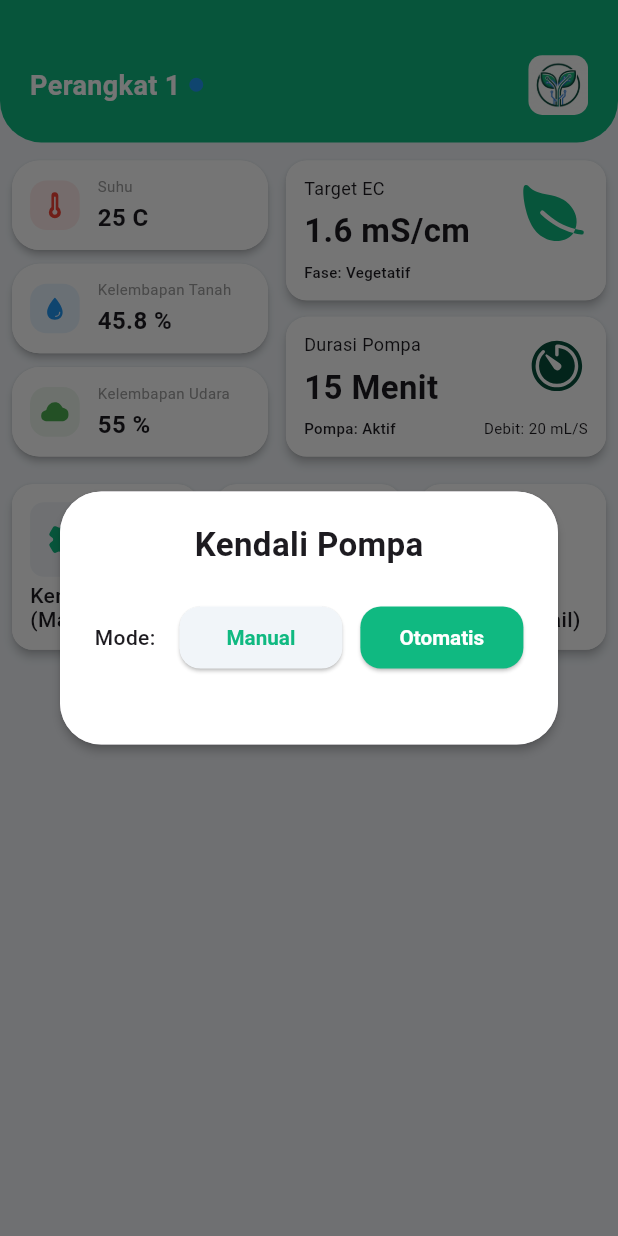
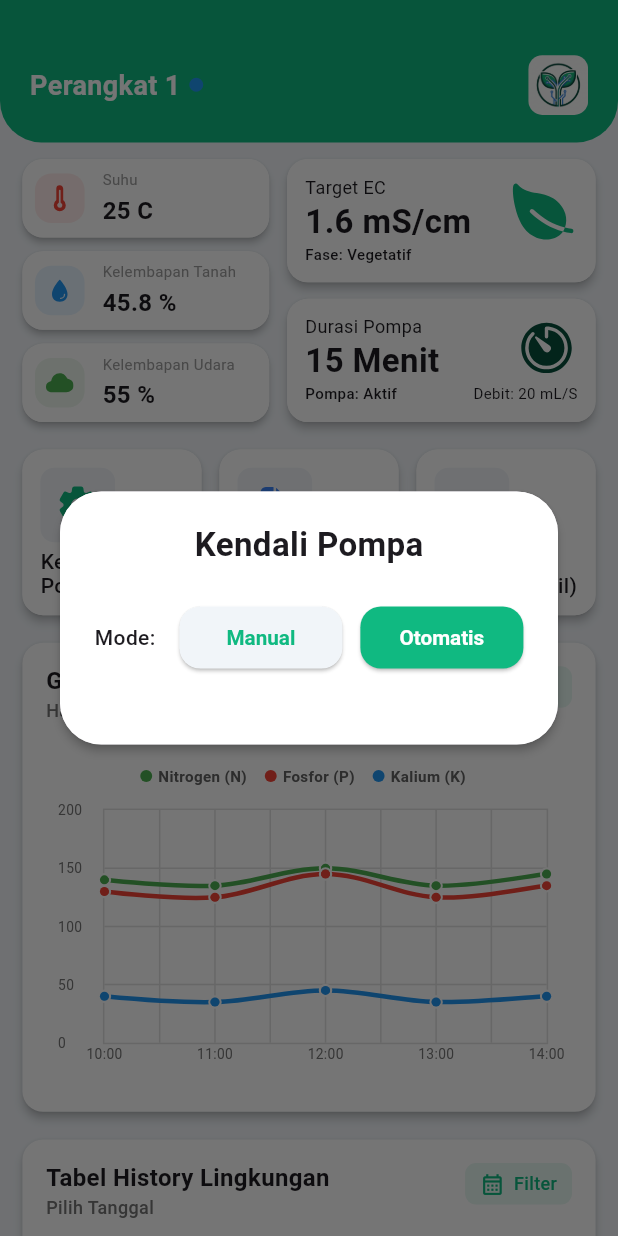
Before and after one commit to deevaz/kelola_tani, a Flutter app: the DeviceDetailView screen opened by its route, after a tap on an icon or button, on a phone screen of 412 x 824 dp. Run offline on Flutter 3.47's test engine with Material 3 defaults, Android fonts, the phone set to English and light mode, and no system bars; drawn by our look-alikes of fl_chart; our stand-ins replace cached_network_image, connectivity_plus, flutter_multi_formatter, flutter_screenutil, flutter_slidable, freezed_annotation and 4 more; missing offline and left inert: date_range_filter, mobile_scanner.

Commit message:
feat: slicing chart

```diff
--- a/lib/app/modules/account/views/account_view.dart
+++ b/lib/app/modules/account/views/account_view.dart
@@ -6,8 +6,6 @@ import 'package:kelola_tani/app/core/theme/app_button_style.dart';
 import 'package:kelola_tani/app/core/theme/app_fonts.dart';
 import 'package:kelola_tani/app/core/theme/app_style.dart';
 import 'package:kelola_tani/app/shared/widgets/app_button.dart';
-import 'package:kelola_tani/app/shared/widgets/app_cached_image.dart';
-import 'package:kelola_tani/app/shared/widgets/app_header.dart';
 import 'package:kelola_tani/app/shared/widgets/app_material_round.dart';
 
 import '../controllers/account_controller.dart';
--- a/lib/app/modules/device_detail/controllers/device_detail_controller.dart
+++ b/lib/app/modules/device_detail/controllers/device_detail_controller.dart
@@ -1,8 +1,79 @@
+import 'package:date_range_filter/date_range_filter.dart';
+import 'package:flutter/material.dart';
 import 'package:get/get.dart';
+import 'package:kelola_tani/app/core/theme/app_style.dart';
 
 class DeviceDetailController extends GetxController {
   RxString currentMode = 'Otomatis'.obs;
   RxString pumpMode = 'Mati'.obs;
+  final chartFilter = 'Harian'.obs;
+  final tableFilter = 'Harian'.obs;
+  Rxn<DateTimeRange> selectedDateRange = Rxn<DateTimeRange>();
+
+  String get formattedDateRange {
+    if (selectedDateRange.value == null) return 'Pilih Tanggal';
+
+    final start = selectedDateRange.value!.start;
+    final end = selectedDateRange.value!.end;
+
+    String startStr = "${start.day}/${start.month}/${start.year}";
+    String endStr = "${end.day}/${end.month}/${end.year}";
+
+    if (start.day == end.day &&
+        start.month == end.month &&
+        start.year == end.year) {
+      return startStr;
+    }
+
+    return "$startStr - $endStr";
+  }
+
+  Future<void> pickDateRange() async {
+    DateRangeResult? picked = await DateRangeFilter(
+      context: Get.context!,
+      color: Theme.of(Get.context!).primaryColor,
+      labelColor: AppStyle.primary,
+      title: 'Pilih Rentang Tanggal',
+      todayLabel: 'Hari Ini',
+      yesterdayLabel: 'Kemarin',
+      last7DaysLabel: '7 Hari Terakhir',
+      last30DaysLabel: '30 Hari Terakhir',
+      thisMonthLabel: 'Bulan Ini',
+      lastMonthLabel: 'Bulan Lalu',
+      thisYearLabel: 'Tahun Ini',
+      lastYearLabel: 'Tahun Lalu',
+      customDateTimeLabel: 'Tanggal Kustom',
+      customRangeLabel: 'Rentang Kustom',
+    ).getSelectedDate;
+
+    if (picked != null) {
+      final normalizedStart = DateTime(
+        picked.startDate.year,
+        picked.startDate.month,
+        picked.startDate.day,
+        0,
+        0,
+        0,
+      );
+
+      final normalizedEnd = DateTime(
+        picked.endDate.year,
+        picked.endDate.month,
+        picked.endDate.day,
+        23,
+        59,
+        59,
+      );
+      selectedDateRange.value = DateTimeRange(
+        start: normalizedStart,
+        end: normalizedEnd,
+      );
+      // Nanti load data baru berdasarkan selectedDateRange.value
+    }
+  }
+
+  void updateChartFilter(String value) => chartFilter.value = value;
+  void updateTableFilter(String value) => tableFilter.value = value;
 
   void updatePumpMode(String newPumpMode) {
     pumpMode.value = newPumpMode;
--- a/lib/app/modules/device_detail/views/device_detail_view.dart
+++ b/lib/app/modules/device_detail/views/device_detail_view.dart
@@ -4,8 +4,11 @@ import 'package:get/get.dart';
 import 'package:ionicons/ionicons.dart';
 import 'package:kelola_tani/app/core/theme/app_fonts.dart';
 import 'package:kelola_tani/app/core/theme/app_style.dart';
+import 'package:kelola_tani/app/modules/device_detail/views/widgets/dashboard_section.dart';
 import 'package:kelola_tani/app/modules/device_detail/views/widgets/detail_card.dart';
+import 'package:kelola_tani/app/modules/device_detail/views/widgets/history_table.dart';
 import 'package:kelola_tani/app/modules/device_detail/views/widgets/menu_card.dart';
+import 'package:kelola_tani/app/modules/device_detail/views/widgets/nutrisi_chart.dart';
 import 'package:kelola_tani/app/modules/device_detail/views/widgets/sensor_tile.dart';
 import 'package:kelola_tani/app/services/dialog_service.dart';
 import 'package:kelola_tani/app/shared/widgets/app_header.dart';
@@ -18,7 +21,8 @@ class DeviceDetailView extends GetView<DeviceDetailController> {
   Widget build(BuildContext context) {
     return Scaffold(
       backgroundColor: AppStyle.light,
-      body: Column(
+      body: SingleChildScrollView(
+        child: Column(
           children: [
             AppHeader(
               leading: Row(
@@ -43,6 +47,7 @@ class DeviceDetailView extends GetView<DeviceDetailController> {
             _buildDashboardGrid(),
           ],
         ),
+      ),
     );
   }
 }
@@ -50,7 +55,7 @@ class DeviceDetailView extends GetView<DeviceDetailController> {
 Widget _buildDashboardGrid() {
   final controller = Get.find<DeviceDetailController>();
   return Padding(
-    padding: const EdgeInsets.symmetric(horizontal: 8.0, vertical: 12.0),
+    padding: EdgeInsets.symmetric(horizontal: 15.w, vertical: 12.h),
     child: Column(
       children: [
         IntrinsicHeight(
@@ -150,6 +155,27 @@ Widget _buildDashboardGrid() {
             ),
           ],
         ),
+        SizedBox(height: 20.h),
+
+        Obx(
+          () => DashboardSectionCard(
+            title: 'Grafik Nutrisi (NPK)',
+            dateRangeLabel: controller.chartFilter.value,
+            onDateTap: () => controller.pickDateRange(),
+            content: const NutrisiChart(),
+          ),
+        ),
+
+        SizedBox(height: 20.h),
+
+        Obx(
+          () => DashboardSectionCard(
+            title: 'Tabel History Lingkungan',
+            dateRangeLabel: controller.formattedDateRange,
+            onDateTap: () => controller.pickDateRange(),
+            content: const HistoryTable(),
+          ),
+        ),
       ],
     ),
   );
--- /dev/null
+++ b/lib/app/modules/device_detail/views/widgets/dashboard_section.dart
@@ -0,0 +1,89 @@
+import 'package:flutter/material.dart';
+import 'package:flutter_screenutil/flutter_screenutil.dart';
+import 'package:kelola_tani/app/core/theme/app_fonts.dart';
+import 'package:kelola_tani/app/core/theme/app_style.dart';
+import 'package:kelola_tani/app/shared/widgets/app_material_round.dart';
+
+class DashboardSectionCard extends StatelessWidget {
+  final String title;
+  final String dateRangeLabel;
+  final VoidCallback onDateTap;
+  final Widget content;
+
+  const DashboardSectionCard({
+    super.key,
+    required this.title,
+    required this.dateRangeLabel,
+    required this.onDateTap,
+    required this.content,
+  });
+
+  @override
+  Widget build(BuildContext context) {
+    return AppMaterialRound(
+      paddingValue: 16.r,
+      child: Column(
+        crossAxisAlignment: CrossAxisAlignment.stretch,
+        children: [
+          Row(
+            crossAxisAlignment: CrossAxisAlignment.start,
+            mainAxisAlignment: MainAxisAlignment.spaceBetween,
+            children: [
+              Expanded(
+                child: Column(
+                  crossAxisAlignment: CrossAxisAlignment.start,
+                  children: [
+                    Text(title, style: AppFonts.lgBold),
+                    SizedBox(height: 4.h),
+                    Text(
+                      dateRangeLabel,
+                      style: AppFonts.smMedium.copyWith(
+                        color: Colors.grey.shade600,
+                      ),
+                    ),
+                  ],
+                ),
+              ),
+
+              SizedBox(width: 12.w),
+
+              InkWell(
+                onTap: onDateTap,
+                borderRadius: BorderRadius.circular(8.r),
+                child: Container(
+                  padding: EdgeInsets.symmetric(
+                    horizontal: 10.w,
+                    vertical: 6.h,
+                  ),
+                  decoration: BoxDecoration(
+                    color: AppStyle.primary.withOpacity(0.1),
+                    borderRadius: BorderRadius.circular(8.r),
+                  ),
+                  child: Row(
+                    mainAxisSize: MainAxisSize.min,
+                    children: [
+                      Icon(
+                        Icons.calendar_month_outlined,
+                        color: AppStyle.primary,
+                        size: 18.sp,
+                      ),
+                      SizedBox(width: 6.w),
+                      Text(
+                        'Filter',
+                        style: AppFonts.smMedium.copyWith(
+                          color: AppStyle.primary,
+                        ),
+                      ),
+                    ],
+                  ),
+                ),
+              ),
+            ],
+          ),
+          SizedBox(height: 16.h),
+          content,
+        ],
+      ),
+    );
+  }
+}
--- /dev/null
+++ b/lib/app/modules/device_detail/views/widgets/history_table.dart
@@ -0,0 +1,138 @@
+import 'package:flutter/material.dart';
+import 'package:flutter_screenutil/flutter_screenutil.dart';
+import 'package:kelola_tani/app/core/theme/app_fonts.dart';
+
+class HistoryTable extends StatelessWidget {
+  const HistoryTable({super.key});
+
+  @override
+  Widget build(BuildContext context) {
+    return Container(
+      height: 300.h,
+      decoration: BoxDecoration(
+        color: Colors.white,
+        borderRadius: BorderRadius.circular(12.r),
+      ),
+      child: ClipRRect(
+        borderRadius: BorderRadius.circular(12.r),
+        child: SingleChildScrollView(
+          scrollDirection: Axis.vertical,
+          child: SingleChildScrollView(
+            scrollDirection: Axis.horizontal,
+            child: DataTable(
+              headingRowColor: WidgetStateProperty.all(Colors.green.shade100),
+              dataRowMinHeight: 40.h,
+              dataRowMaxHeight: 45.h,
+              columnSpacing: 25.w,
+              columns: [
+                _buildColumn('Waktu'),
+                _buildColumn('N'),
+                _buildColumn('P'),
+                _buildColumn('K'),
+                _buildColumn('Suhu'),
+                _buildColumn('Kelembapan\nTanah'),
+                _buildColumn('Kelembapan\nUdara'),
+                _buildColumn('EC Air'),
+              ],
+              rows: [
+                _buildRow([
+                  '09:11',
+                  '40',
+                  '139',
+                  '132',
+                  '25.9',
+                  '76',
+                  '55',
+                  '1.6',
+                ]),
+                _buildRow([
+                  '09:16',
+                  '39',
+                  '136',
+                  '129',
+                  '26.8',
+                  '55',
+                  '56',
+                  '1.6',
+                ]),
+                _buildRow([
+                  '09:21',
+                  '38',
+                  '134',
+                  '127',
+                  '27.9',
+                  '55',
+                  '58',
+                  '1.5',
+                ]),
+                _buildRow([
+                  '09:26',
+                  '37',
+                  '133',
+                  '126',
+                  '28.9',
+                  '54',
+                  '60',
+                  '1.5',
+                ]),
+                _buildRow([
+                  '09:32',
+                  '37',
+                  '131',
+                  '124',
+                  '29.5',
+                  '55',
+                  '61',
+                  '1.4',
+                ]),
+                _buildRow([
+                  '09:37',
+                  '36',
+                  '130',
+                  '123',
+                  '29.9',
+                  '54',
+                  '62',
+                  '1.4',
+                ]),
+                _buildRow([
+                  '09:42',
+                  '36',
+                  '128',
+                  '121',
+                  '30.1',
+                  '53',
+                  '60',
+                  '1.4',
+                ]),
+              ],
+            ),
+          ),
+        ),
+      ),
+    );
+  }
+
+  DataColumn _buildColumn(String label) {
+    return DataColumn(
+      label: Text(
+        label,
+        style: AppFonts.smBold.copyWith(color: Colors.green.shade800),
+        textAlign: TextAlign.center,
+      ),
+    );
+  }
+
+  DataRow _buildRow(List<String> values) {
+    return DataRow(
+      cells: values.map((value) {
+        return DataCell(
+          Text(
+            value,
+            style: AppFonts.smRegular.copyWith(color: Colors.black87),
+          ),
+        );
+      }).toList(),
+    );
+  }
+}
--- /dev/null
+++ b/lib/app/modules/device_detail/views/widgets/nutrisi_chart.dart
@@ -0,0 +1,164 @@
+import 'package:fl_chart/fl_chart.dart';
+import 'package:flutter/material.dart';
+import 'package:flutter_screenutil/flutter_screenutil.dart';
+
+class NutrisiChart extends StatelessWidget {
+  const NutrisiChart({super.key});
+
+  @override
+  Widget build(BuildContext context) {
+    return Container(
+      height: 250.h,
+      padding: EdgeInsets.only(right: 16.w, left: 8.w, top: 16.h, bottom: 8.h),
+      decoration: BoxDecoration(
+        color: Colors.white,
+        borderRadius: BorderRadius.circular(12.r),
+      ),
+      child: Column(
+        crossAxisAlignment: CrossAxisAlignment.stretch,
+        children: [
+          Row(
+            mainAxisAlignment: MainAxisAlignment.center,
+            children: [
+              _buildLegendItem('Nitrogen (N)', Colors.green),
+              SizedBox(width: 12.w),
+              _buildLegendItem('Fosfor (P)', Colors.red),
+              SizedBox(width: 12.w),
+              _buildLegendItem('Kalium (K)', Colors.blue),
+            ],
+          ),
+          SizedBox(height: 16.h),
+
+          Expanded(
+            child: LineChart(
+              LineChartData(
+                gridData: FlGridData(
+                  show: true,
+                  drawVerticalLine: true,
+                  getDrawingHorizontalLine: (value) =>
+                      FlLine(color: Colors.grey.shade300, strokeWidth: 1),
+                  getDrawingVerticalLine: (value) =>
+                      FlLine(color: Colors.grey.shade300, strokeWidth: 1),
+                ),
+                titlesData: FlTitlesData(
+                  bottomTitles: AxisTitles(
+                    sideTitles: SideTitles(
+                      showTitles: true,
+                      reservedSize: 22,
+                      interval: 1,
+                      getTitlesWidget: (value, meta) {
+                        return Text(
+                          '1${value.toInt()}:00',
+                          style: TextStyle(
+                            fontSize: 10.sp,
+                            color: Colors.grey.shade600,
+                          ),
+                        );
+                      },
+                    ),
+                  ),
+                  leftTitles: AxisTitles(
+                    sideTitles: SideTitles(
+                      showTitles: true,
+                      interval: 50,
+                      reservedSize: 30,
+                      getTitlesWidget: (value, meta) {
+                        return Text(
+                          value.toInt().toString(),
+                          style: TextStyle(
+                            fontSize: 10.sp,
+                            color: Colors.grey.shade600,
+                          ),
+                        );
+                      },
+                    ),
+                  ),
+                  topTitles: const AxisTitles(
+                    sideTitles: SideTitles(showTitles: false),
+                  ),
+                  rightTitles: const AxisTitles(
+                    sideTitles: SideTitles(showTitles: false),
+                  ),
+                ),
+                borderData: FlBorderData(
+                  show: true,
+                  border: Border.all(color: Colors.grey.shade300),
+                ),
+                minX: 0,
+                maxX: 4,
+                minY: 0,
+                maxY: 200,
+                lineBarsData: [
+                  _buildLine(const [
+                    FlSpot(0, 140),
+                    FlSpot(1, 135),
+                    FlSpot(2, 150),
+                    FlSpot(3, 135),
+                    FlSpot(4, 145),
+                  ], Colors.green),
+                  _buildLine(const [
+                    FlSpot(0, 130),
+                    FlSpot(1, 125),
+                    FlSpot(2, 145),
+                    FlSpot(3, 125),
+                    FlSpot(4, 135),
+                  ], Colors.red),
+                  _buildLine(const [
+                    FlSpot(0, 40),
+                    FlSpot(1, 35),
+                    FlSpot(2, 45),
+                    FlSpot(3, 35),
+                    FlSpot(4, 40),
+                  ], Colors.blue),
+                ],
+              ),
+            ),
+          ),
+        ],
+      ),
+    );
+  }
+
+  Widget _buildLegendItem(String label, Color color) {
+    return Row(
+      mainAxisSize: MainAxisSize.min,
+      children: [
+        Container(
+          width: 8.w,
+          height: 8.w,
+          decoration: BoxDecoration(shape: BoxShape.circle, color: color),
+        ),
+        SizedBox(width: 4.w),
+        Text(
+          label,
+          style: TextStyle(
+            fontSize: 11.sp,
+            color: Colors.grey.shade700,
+            fontWeight: FontWeight.w600,
+          ),
+        ),
+      ],
+    );
+  }
+
+  LineChartBarData _buildLine(List<FlSpot> spots, Color color) {
+    return LineChartBarData(
+      spots: spots,
+      isCurved: true,
+      color: color,
+      barWidth: 3,
+      isStrokeCapRound: true,
+      dotData: FlDotData(
+        show: true,
+        getDotPainter: (spot, percent, barData, index) {
+          return FlDotCirclePainter(
+            radius: 3,
+            color: color,
+            strokeWidth: 1.5,
+            strokeColor: Colors.white,
+          );
+        },
+      ),
+    );
+  }
+}
--- a/lib/app/modules/device_detail/views/widgets/sensor_tile.dart
+++ b/lib/app/modules/device_detail/views/widgets/sensor_tile.dart
@@ -22,8 +22,8 @@ class SensorTile extends StatelessWidget {
   Widget build(BuildContext context) {
     return AppMaterialRound(
       color: AppStyle.white,
-      paddingValue: 12.r,
-      radius: 20.r,
+      paddingValue: 8.r,
+      radius: 15.r,
       elevation: 2,
       child: Row(
         children: [
```
Also changed, not shown: pubspec.yaml (+6 -5 lines), pubspec.lock. Lines whose indentation alone changed are shown as unchanged.
